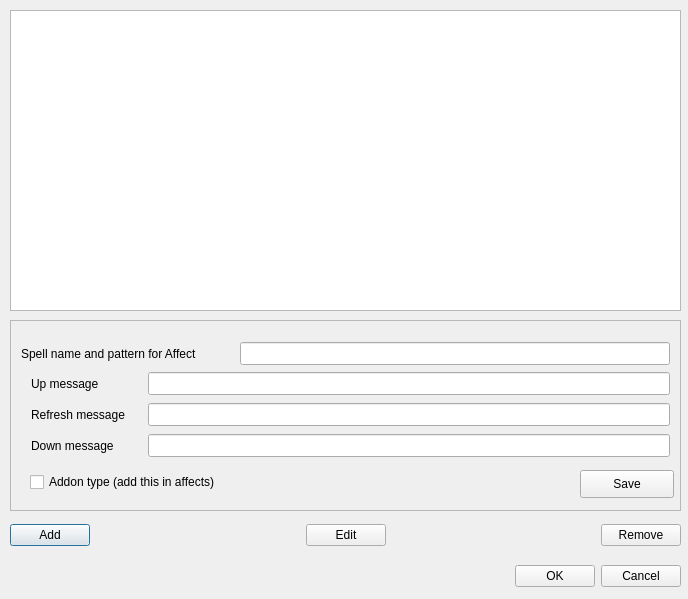
First picture: the form in expandora/src/spellsdialog.ui, repository MUME/exPandora, before the edit.
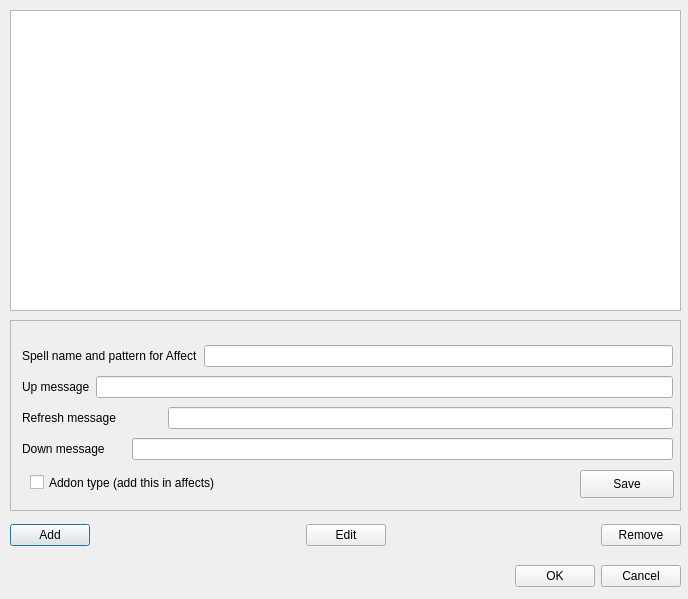
Second picture: the form after the edit.

Patch:
```diff
--- a/expandora/src/spellsdialog.ui
+++ b/expandora/src/spellsdialog.ui
@@ -175,105 +175,71 @@
      <string>Save</string>
     </property>
    </widget>
-   <widget class="QLabel" name="label_2" >
+   <widget class="QWidget" name="" >
     <property name="geometry" >
      <rect>
-      <x>21</x>
-      <y>51</y>
-      <width>111</width>
-      <height>25</height>
-     </rect>
-    </property>
-    <property name="text" >
-     <string>Up message</string>
-    </property>
-   </widget>
-   <widget class="QLabel" name="label_3" >
-    <property name="geometry" >
-     <rect>
-      <x>21</x>
-      <y>82</y>
-      <width>111</width>
-      <height>25</height>
-     </rect>
-    </property>
-    <property name="text" >
-     <string>Refresh message</string>
-    </property>
-   </widget>
-   <widget class="QLabel" name="label" >
-    <property name="geometry" >
-     <rect>
-      <x>11</x>
-      <y>21</y>
-      <width>213</width>
-      <height>25</height>
-     </rect>
-    </property>
-    <property name="text" >
-     <string>Spell name and pattern for Affect</string>
-    </property>
-   </widget>
-   <widget class="QLabel" name="label_4" >
-    <property name="geometry" >
-     <rect>
-      <x>21</x>
-      <y>113</y>
-      <width>111</width>
-      <height>25</height>
-     </rect>
-    </property>
-    <property name="text" >
-     <string>Down message</string>
-    </property>
-   </widget>
-   <widget class="QLineEdit" name="lineEdit_up_mes" >
-    <property name="geometry" >
-     <rect>
-      <x>138</x>
-      <y>52</y>
-      <width>522</width>
-      <height>23</height>
-     </rect>
-    </property>
-   </widget>
-   <widget class="QLineEdit" name="lineEdit_refresh_mes" >
-    <property name="geometry" >
-     <rect>
-      <x>138</x>
-      <y>83</y>
-      <width>522</width>
-      <height>23</height>
-     </rect>
-    </property>
-   </widget>
-   <widget class="QLineEdit" name="lineEdit_down_mes" >
-    <property name="geometry" >
-     <rect>
-      <x>138</x>
-      <y>114</y>
-      <width>522</width>
-      <height>23</height>
-     </rect>
-    </property>
-   </widget>
-   <widget class="QLineEdit" name="lineEdit_name" >
-    <property name="geometry" >
-     <rect>
-      <x>230</x>
+      <x>12</x>
       <y>22</y>
-      <width>430</width>
-      <height>23</height>
+      <width>651</width>
+      <height>124</height>
      </rect>
     </property>
+    <layout class="QGridLayout" >
+     <property name="margin" >
+      <number>0</number>
+     </property>
+     <property name="spacing" >
+      <number>6</number>
+     </property>
+     <item row="2" column="0" colspan="3" >
+      <widget class="QLabel" name="label_3" >
+       <property name="text" >
+        <string>Refresh message</string>
+       </property>
+      </widget>
+     </item>
+     <item row="3" column="0" colspan="2" >
+      <widget class="QLabel" name="label_4" >
+       <property name="text" >
+        <string>Down message</string>
+       </property>
+      </widget>
+     </item>
+     <item row="1" column="1" colspan="4" >
+      <widget class="QLineEdit" name="lineEdit_up_mes" />
+     </item>
+     <item row="2" column="3" colspan="2" >
+      <widget class="QLineEdit" name="lineEdit_refresh_mes" />
+     </item>
+     <item row="0" column="4" >
+      <widget class="QLineEdit" name="lineEdit_name" />
+     </item>
+     <item row="3" column="2" colspan="3" >
+      <widget class="QLineEdit" name="lineEdit_down_mes" />
+     </item>
+     <item row="0" column="0" colspan="4" >
+      <widget class="QLabel" name="label" >
+       <property name="text" >
+        <string>Spell name and pattern for Affect</string>
+       </property>
+      </widget>
+     </item>
+     <item row="1" column="0" >
+      <widget class="QLabel" name="label_2" >
+       <property name="text" >
+        <string>Up message</string>
+       </property>
+      </widget>
+     </item>
+    </layout>
    </widget>
    <widget class="QCheckBox" name="checkBox_addon" >
     <property name="geometry" >
      <rect>
       <x>20</x>
       <y>150</y>
-      <width>223</width>
-      <height>24</height>
+      <width>253</width>
+      <height>25</height>
      </rect>
     </property>
     <property name="text" >
```
